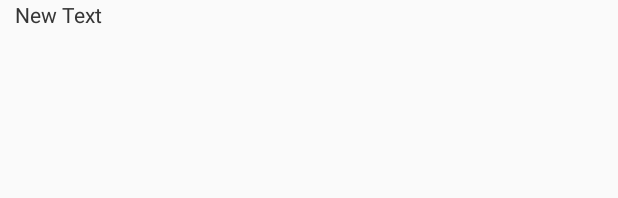
After one commit to RMihaela/SmartHouse, an Android app: the layout notification_list_item.xml on its own in the app's theme, with its tools: preview values and no code run, on a phone screen of 412 x 824 dp. The commit adds this screen. Shown: the top 198 px of the screen. Run offline under Robolectric (Android 15) with nearby library versions, the phone set to English and light mode, and no system bars.

Commit message:
Fixed NotificationsListAdapter

```diff
--- a/SmartHouse/app/src/main/java/com/example/mihaela/smarthouse/notifications/NotificationsListAdapter.java
+++ b/SmartHouse/app/src/main/java/com/example/mihaela/smarthouse/notifications/NotificationsListAdapter.java
@@ -5,6 +5,7 @@ import android.view.LayoutInflater;
 import android.view.View;
 import android.view.ViewGroup;
 import android.widget.BaseAdapter;
+import android.widget.TextView;
 
 import com.example.mihaela.smarthouse.R;
 
@@ -57,10 +58,17 @@ public class NotificationsListAdapter extends BaseAdapter {
     public View getView(int position, View convertView, ViewGroup parent) {
         View view = convertView;
         if(view==null){
-            view= this.getInflater().inflate(R.layout.activity_notifications,null);
+            view= this.getInflater().inflate(R.layout.notification_list_item,null);
         }
+        NotificationsListItem notifcationItem=notificationsItemsList.get(position);
 
-        return null;
+        TextView  type= (TextView)view.findViewById(R.id.type);
+        type.setText(notifcationItem.getType());
+
+        TextView  message= (TextView)view.findViewById(R.id.message);
+        message.setText(notifcationItem.getType());
+
+        return view;
     }
 
     public Context getContext() {
--- /dev/null
+++ b/SmartHouse/app/src/main/res/layout/notification_list_item.xml
@@ -0,0 +1,25 @@
+<?xml version="1.0" encoding="utf-8"?>
+<RelativeLayout xmlns:android="http://schemas.android.com/apk/res/android"
+    android:orientation="vertical" android:layout_width="match_parent"
+    android:layout_height="match_parent">
+
+    <TextView
+        android:layout_width="wrap_content"
+        android:layout_height="wrap_content"
+        android:text="New Text"
+        android:id="@+id/type"
+        android:layout_alignParentTop="true"
+        android:layout_alignParentLeft="true"
+        android:layout_alignParentStart="true"
+        android:paddingLeft="10dp" />
+    <TextView
+        android:layout_width="wrap_content"
+        android:layout_height="wrap_content"
+        android:text="New Text"
+        android:id="@+id/message"
+        android:layout_alignParentTop="true"
+        android:layout_alignParentLeft="true"
+        android:layout_alignParentStart="true"
+        android:paddingLeft="10dp" />
+
+</RelativeLayout>
```
